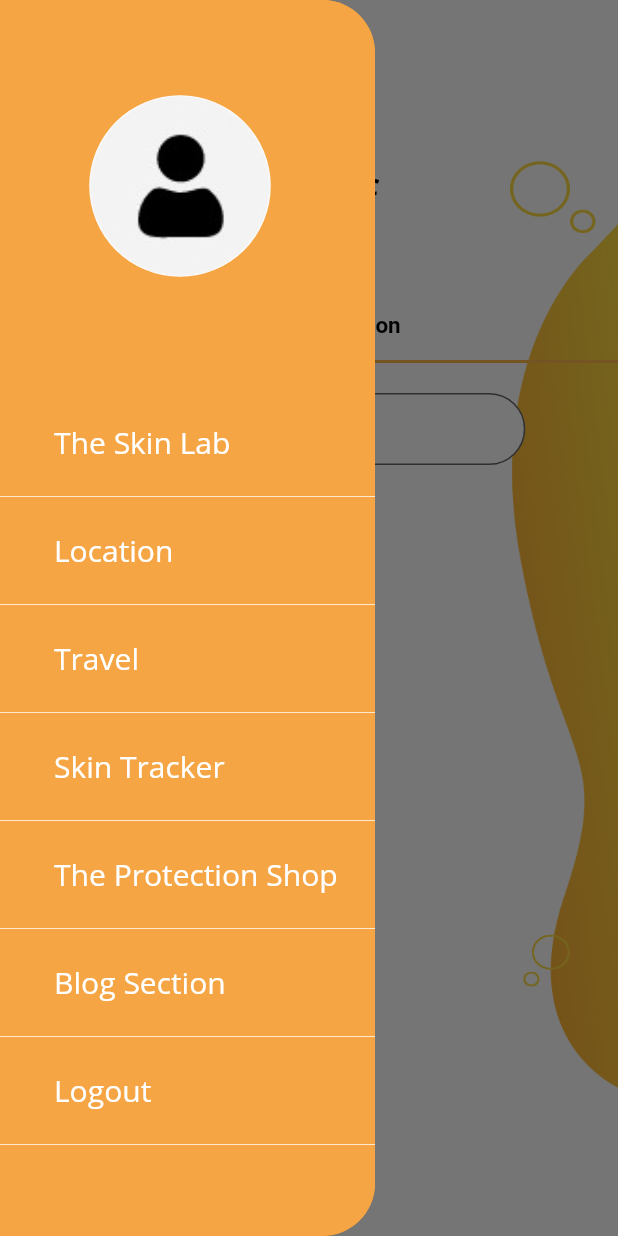
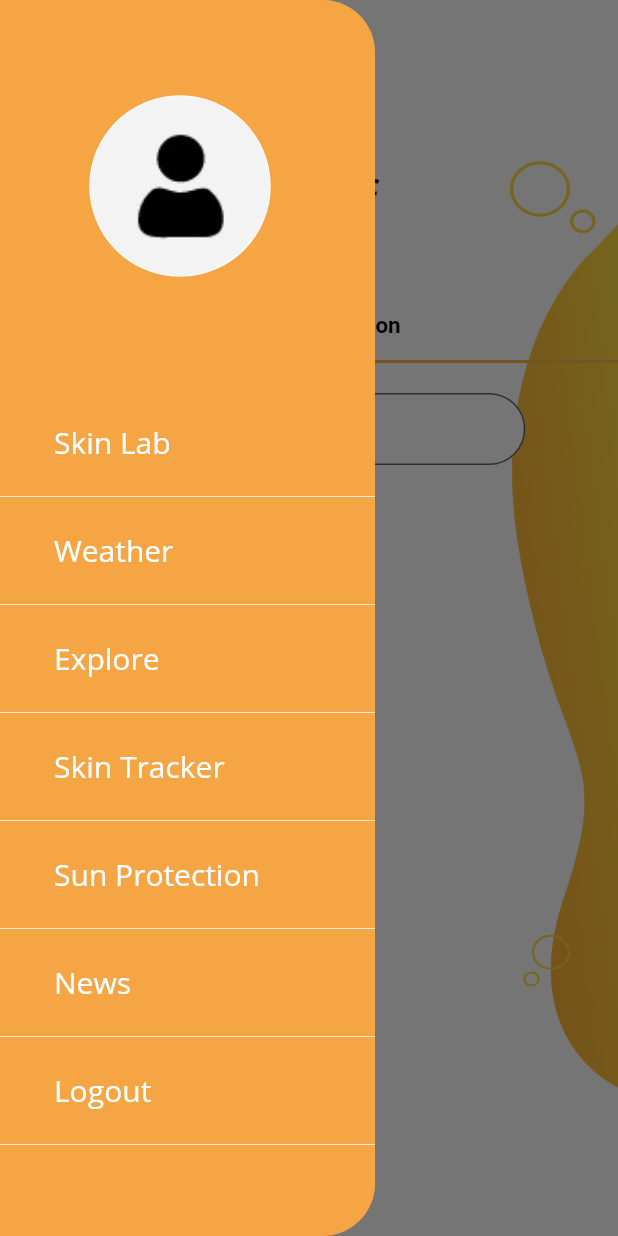
Before and after one commit to DevRizwan97/skinDetection, a Flutter app: the Travel screen opened directly, with the side drawer open, on a phone screen of 412 x 824 dp. Run offline on Flutter 3.47's test engine with Material 2 defaults, Android fonts, the phone set to English and light mode, and no system bars; our stand-ins replace auto_size_text, bloc, camera, charts_flutter, email_validator, equatable and 27 more; missing offline and left inert: android_alarm_manager, charcode, excel, flutter_google_maps, geocoder and 2 more; accounts and stored records are empty; network calls fail.

Commit message:
last UI changes

```diff
--- a/lib/screens/Travel.dart
+++ b/lib/screens/Travel.dart
@@ -347,7 +347,7 @@ setState(() {
                   Padding(
                     padding: const EdgeInsets.only(top: 150, left: 40),
                     child: Text(
-                      "Travel",
+                      "Explore",
                       style: TextStyle(
                           color:  Colors.black,
                           fontSize: 32,
@@ -402,7 +402,7 @@ if(searchcontroller.text==null||searchcontroller.text.contains("")){
 
 
                   Container(
-                    height: MediaQuery.of(context).size.height * 0.56 ,
+                    height: MediaQuery.of(context).size.height * 0.55 ,
                     child: _getTabBarView(
                       <Widget>[
 
--- a/lib/screens/blog.dart
+++ b/lib/screens/blog.dart
@@ -46,7 +46,7 @@ class _BlogState extends State<Blog> {
             Padding(
               padding: const EdgeInsets.only(top: 150, left: 30, right: 8),
               child: Text(
-                "Blog Section",
+                "News",
                 style: TextStyle(
                     color: Colors.black,
                     fontSize: 32,
@@ -56,9 +56,9 @@ class _BlogState extends State<Blog> {
             ),
             // SizedBox(height: 10,),
 
-            Container(
-            height: MediaQuery.of(context).size.height * 0.65 ,
+            Expanded(
               child: ListView.builder(
+                  padding: EdgeInsets.only(top:15.0,left:0,right: 0,bottom: 0),
                 itemCount: state.all_blogs==null?0:state.all_blogs.length,
                 itemBuilder: (context, index) {
                 return     GestureDetector(
@@ -71,7 +71,7 @@ class _BlogState extends State<Blog> {
                   },
                   child: Padding(
                     padding: EdgeInsets.only(
-                        left: 20.0, top: 20.0, bottom: 20.0, right: 20),
+                        left: 20.0, top: 2, bottom: 10.0, right: 20),
                     child: Stack(
                       children: [
                         Container(
@@ -125,108 +125,7 @@ class _BlogState extends State<Blog> {
                   ),
             )
 
-            //---------- new blog layout ------------\\
 
-            // Padding(
-            //   padding: EdgeInsets.only(left: 20.0,top: 20.0, bottom: 20.0,right: 20),
-            //   child: Stack(
-            //     children: <Widget>[
-            //       Container(
-            //           width: MediaQuery.of(context).size.width ,
-            //           height: MediaQuery.of(context).size.width * 0.90,
-            //           decoration: BoxDecoration(
-            //               borderRadius: BorderRadius.circular(14.0),
-            //               color: Colors.white,
-            //               boxShadow: [BoxShadow(
-            //                   color: Colors.black26,
-            //                   offset: Offset(0.0,4.0),
-            //                   blurRadius: 10.0,
-            //                   spreadRadius: 0.10
-            //               )]
-            //           ),
-            //           child: ClipRRect(
-            //             borderRadius: BorderRadius.circular(14.0),
-            //             child: Image(
-            //               image: AssetImage("assets/images/photo.jpg"),
-            //               fit: BoxFit.cover,
-            //             ),
-            //           )
-            //       ),
-            //       Positioned(
-            //         bottom: 10.0,
-            //         left: 10.0,
-            //         child: Column(
-            //           crossAxisAlignment: CrossAxisAlignment.start,
-            //           children: <Widget>[
-            //             Container(
-            //               width: MediaQuery.of(context).size.width * 0.60,
-            //               child: Text(
-            //                 "blog.name",
-            //                 style: TextStyle(
-            //                   fontSize: 22.0,
-            //                   color: Colors.white,
-            //                   fontWeight: FontWeight.bold,
-            //                   letterSpacing: 1.6,
-            //                 ),
-            //               ),
-            //             ),
-            //             SizedBox(height: 10.0),
-            //             Row(
-            //               mainAxisAlignment: MainAxisAlignment.center,
-            //               children: <Widget>[
-            //                 CircleAvatar(
-            //                     radius: 10.0,
-            //                     backgroundImage: AssetImage("assets/images/photo.jpg")
-            //                 ),
-            //                 SizedBox(width: 8.0),
-            //                 Text(
-            //                     "blog.author.name",
-            //                     style: TextStyle(
-            //                         color: Colors.white,
-            //                         fontSize: 14.0
-            //                     )
-            //                 ),
-            //
-            //               ],
-            //             )
-            //           ],
-            //         ),
-            //       ),
-            //       Positioned(
-            //         bottom: 10.0,
-            //         right: 10.0,
-            //         child: Row(
-            //           children: <Widget>[
-            //             Icon(
-            //               Icons.timer,
-            //               size: 10.0,
-            //               color: Colors.white,
-            //             ),
-            //             SizedBox(width: 5.0),
-            //             Text(
-            //                 "blog.created_at",
-            //                 style: TextStyle(
-            //                   color: Colors.white,
-            //                   fontSize: 12.0,
-            //                 )
-            //             )
-            //           ],
-            //         ),
-            //       ),
-            //       // Positioned(
-            //       //   top: 10.0,
-            //       //   right: 10.0,
-            //       //   child: Icon(
-            //       //       Icons.bookmark,
-            //       //       size: 26.0,
-            //       //       color: Colors.white
-            //       //   ),
-            //       // )
-            //     ],
-            //   ),
-            // ),
-
-            //------------------- new blog post ----------------------\\
 
 
           ],
--- a/lib/screens/location.dart
+++ b/lib/screens/location.dart
@@ -206,7 +206,7 @@ String suntime="0";
                       padding:
                           const EdgeInsets.only(top: 150, left: 40, right: 8),
                       child: Text(
-                       "Location",
+                       "Weather",
                         style: TextStyle(
                             color:  Colors.black,
                             fontSize: 32,
--- a/lib/screens/the_protection_shop.dart
+++ b/lib/screens/the_protection_shop.dart
@@ -62,7 +62,7 @@ class _TheProtectionShopState extends State<TheProtectionShop> {
               child: Row(
                 children: [
                   Text(
-                    "The Protection Shop",
+                    "Sun Protection",
                     style: TextStyle(
                         color: Colors.black,
                         fontSize: 26,
--- a/lib/screens/the_skin_lab.dart
+++ b/lib/screens/the_skin_lab.dart
@@ -92,7 +92,7 @@ class _TheSkinLabState extends State<TheSkinLab> {
                               fontWeight: FontWeight.w400),
                         ),
                         Text(
-                          "The Skin Lab",
+                          "Skin Lab",
                           style: TextStyle(
                               color:  Colors.black,
                               fontSize: 32,
--- a/lib/shared/widgets/DrawerWidget.dart
+++ b/lib/shared/widgets/DrawerWidget.dart
@@ -193,7 +193,7 @@ mainAxisAlignment: MainAxisAlignment.center,
                     title: Padding(
                       padding: const EdgeInsets.only(left: 20.0),
                       child: Text(
-                        'The Skin Lab',
+                        'Skin Lab',
                         style: TextStyle(
                             fontFamily: "OpenSans",
                             fontSize: 20,
@@ -219,7 +219,7 @@ mainAxisAlignment: MainAxisAlignment.center,
                     title: Padding(
                       padding: const EdgeInsets.only(left: 20.0),
                       child: Text(
-                        'Location',
+                        'Weather',
                         style: TextStyle(
                             fontFamily: "OpenSans",
                             fontSize: 20,
@@ -245,7 +245,7 @@ mainAxisAlignment: MainAxisAlignment.center,
                     title: Padding(
                       padding: const EdgeInsets.only(left: 20.0),
                       child: Text(
-                        'Travel',
+                        'Explore',
                         style: TextStyle(
                             fontFamily: "OpenSans",
                             fontSize: 20,
@@ -298,7 +298,7 @@ mainAxisAlignment: MainAxisAlignment.center,
                     title: Padding(
                       padding: const EdgeInsets.only(left: 20.0),
                       child: Text(
-                        'The Protection Shop',
+                        'Sun Protection',
                         style: TextStyle(
                             fontFamily: "OpenSans",
                             fontSize: 20,
@@ -324,7 +324,7 @@ mainAxisAlignment: MainAxisAlignment.center,
                     title: Padding(
                       padding: const EdgeInsets.only(left: 20.0),
                       child: Text(
-                        'Blog Section',
+                        'News',
                         style: TextStyle(
                             fontFamily: "OpenSans",
                             fontSize: 20,
```
Also changed, not shown: lib/screens/skintracker.dart (+8 -10 lines).
